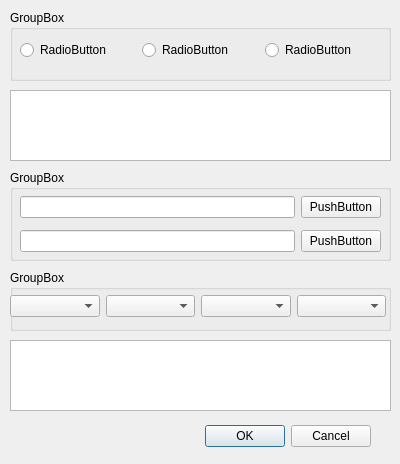
jykim74/BerEditor, file BerViewer/rsa_enc_dec_dlg.ui: the form before one commit.
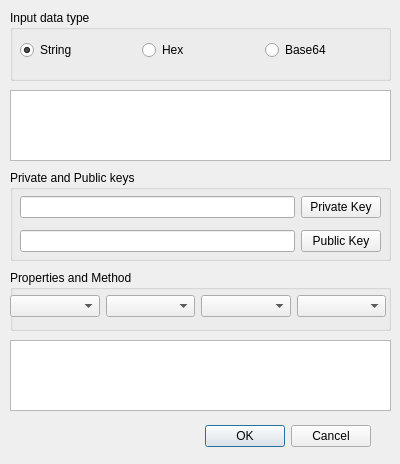
The form after the commit.

What changed in the file:
```diff
--- a/BerViewer/rsa_enc_dec_dlg.ui
+++ b/BerViewer/rsa_enc_dec_dlg.ui
@@ -39,7 +39,7 @@
     </rect>
    </property>
    <property name="title">
-    <string>GroupBox</string>
+    <string>Input data type</string>
    </property>
    <widget class="QWidget" name="gridLayoutWidget">
     <property name="geometry">
@@ -54,21 +54,24 @@
      <item row="0" column="1">
       <widget class="QRadioButton" name="radioButton_2">
        <property name="text">
-        <string>RadioButton</string>
+        <string>Hex</string>
        </property>
       </widget>
      </item>
      <item row="0" column="0">
       <widget class="QRadioButton" name="radioButton">
        <property name="text">
-        <string>RadioButton</string>
+        <string>String</string>
+       </property>
+       <property name="checked">
+        <bool>true</bool>
        </property>
       </widget>
      </item>
      <item row="0" column="2">
       <widget class="QRadioButton" name="radioButton_3">
        <property name="text">
-        <string>RadioButton</string>
+        <string>Base64</string>
        </property>
       </widget>
      </item>
@@ -95,7 +98,7 @@
     </rect>
    </property>
    <property name="title">
-    <string>GroupBox</string>
+    <string>Private and Public keys</string>
    </property>
    <widget class="QWidget" name="gridLayoutWidget_2">
     <property name="geometry">
@@ -116,14 +119,14 @@
      <item row="0" column="1">
       <widget class="QPushButton" name="pushButton">
        <property name="text">
-        <string>PushButton</string>
+        <string>Private Key</string>
        </property>
       </widget>
      </item>
      <item row="1" column="1">
       <widget class="QPushButton" name="pushButton_2">
        <property name="text">
-        <string>PushButton</string>
+        <string>Public Key</string>
        </property>
       </widget>
      </item>
@@ -140,7 +143,7 @@
     </rect>
    </property>
    <property name="title">
-    <string>GroupBox</string>
+    <string>Properties and Method</string>
    </property>
    <widget class="QWidget" name="gridLayoutWidget_3">
     <property name="geometry">
```
Left out of the diff: 26 changed lines with no effect on the pictures.
